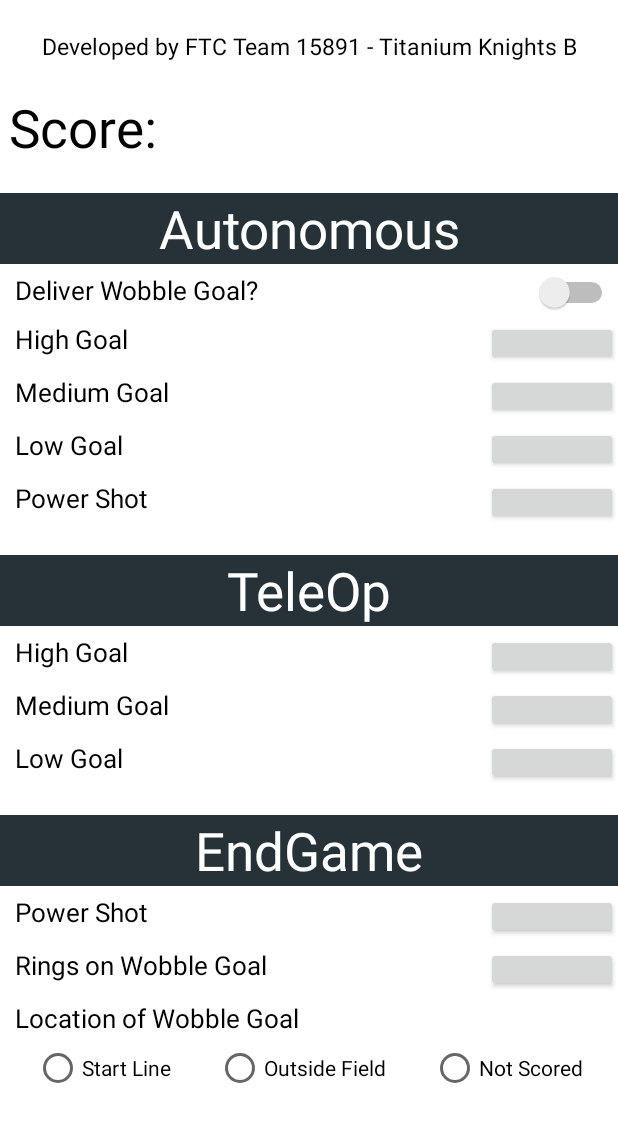
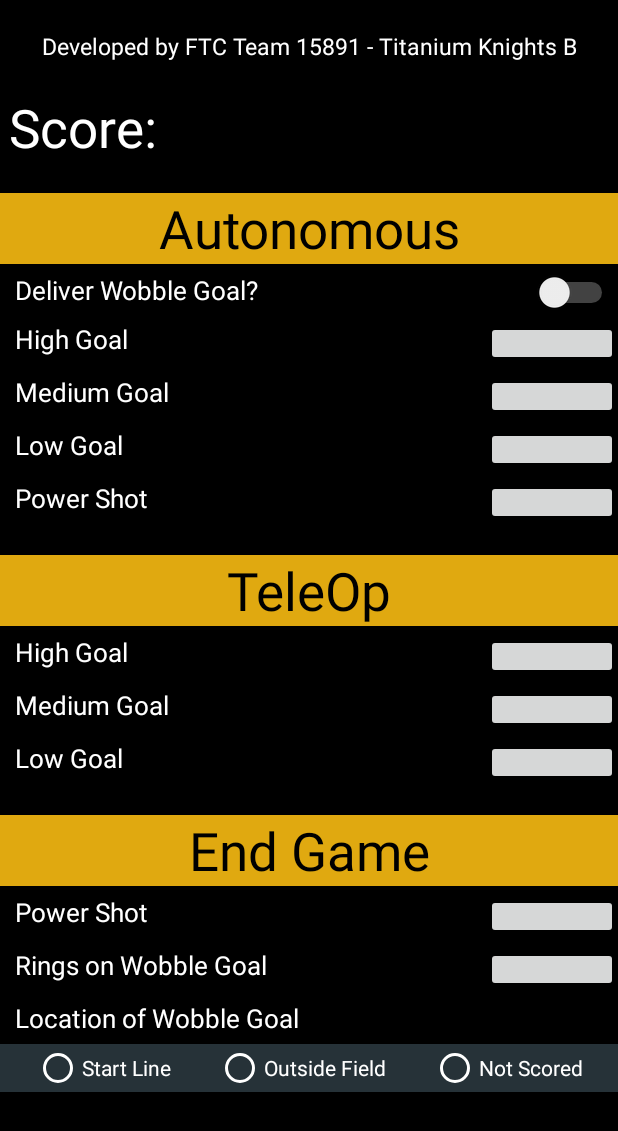
Before and after one commit to arikamat/UltimateGoalScoringApp, an Android app: the layout activity_main.xml on its own in the app's theme, with its tools: preview values and no code run, on a phone screen of 412 x 824 dp. Shown: the top 1131 px of the screen. Run offline under Robolectric (Android 15) with nearby library versions, the light colour scheme and no system bars; plain views replace ElegantNumberButton.

Commit message:
theme changed, logo added

```diff
--- a/app/src/main/AndroidManifest.xml
+++ b/app/src/main/AndroidManifest.xml
@@ -1,14 +1,17 @@
 <?xml version="1.0" encoding="utf-8"?>
 <manifest xmlns:android="http://schemas.android.com/apk/res/android"
-    package="com.arikamat.ftcultimategoalscorer">
+    package="com.arikamat.ftcultimategoalscorer"
+    xmlns:tools="http://schemas.android.com/tools">
 
     <application
         android:allowBackup="true"
-        android:icon="@mipmap/ic_launcher"
+        android:icon="@mipmap/squaretitanium"
         android:label="@string/app_name"
-        android:roundIcon="@mipmap/ic_launcher_round"
+        android:roundIcon="@mipmap/circletitanium"
         android:supportsRtl="true"
-        android:theme="@style/AppTheme">
+        android:theme="@style/AppTheme"
+        tools:replace="android:icon"
+        >
         <activity android:name=".MainActivity">
             <intent-filter>
                 <action android:name="android.intent.action.MAIN" />
--- a/app/src/main/res/layout/activity_main.xml
+++ b/app/src/main/res/layout/activity_main.xml
@@ -60,8 +60,8 @@
                 android:layout_height="wrap_content"
                 android:text="Autonomous"
                 android:textSize="35sp"
-                android:textColor="#ffffff"
-                android:background="#263238"
+                android:textColor="#000000"
+                android:background="@color/gold"
                 android:gravity="center"/>
             <Space
                 android:layout_width="match_parent"
@@ -81,7 +81,9 @@
                     android:gravity="left"
                     android:layout_marginLeft="10dp"
                     android:textSize="17sp"
+                    android:theme="@style/Switch"
                     android:switchMinWidth="56dp"
+                    android:textColor="@color/textColor"
                     android:text="Deliver Wobble Goal?" />
             </LinearLayout>
 
@@ -114,7 +116,8 @@
                     android:layout_width="wrap_content"
                     android:layout_height="30dp"
                     android:layout_marginRight="0dp"
-                    app:backGroundColor="#000000"/>
+                    app:textColor="@color/white"
+                    app:backGroundColor="@color/gray"/>
             </LinearLayout>
 
             <Space
@@ -146,7 +149,7 @@
                     android:layout_width="wrap_content"
                     android:layout_height="30dp"
                     android:layout_marginRight="0dp"
-                    app:backGroundColor="#000000"/>
+                    app:backGroundColor="@color/gray"/>
             </LinearLayout>
 
             <Space
@@ -178,7 +181,8 @@
                     android:layout_width="wrap_content"
                     android:layout_height="30dp"
                     android:layout_marginRight="0dp"
-                    app:backGroundColor="#000000"/>
+                    app:textColor="@color/white"
+                    app:backGroundColor="@color/gray"/>/>
             </LinearLayout>
 
             <Space
@@ -210,7 +214,8 @@
                     android:layout_width="wrap_content"
                     android:layout_height="30dp"
                     android:layout_marginRight="0dp"
-                    app:backGroundColor="#000000"/>
+                    app:textColor="@color/white"
+                    app:backGroundColor="@color/gray"/>/>
             </LinearLayout>
 
             <Space
@@ -223,8 +228,8 @@
                 android:layout_height="wrap_content"
                 android:text="TeleOp"
                 android:textSize="35sp"
-                android:textColor="#ffffff"
-                android:background="#263238"
+                android:textColor="#000000"
+                android:background="@color/gold"
                 android:gravity="center"/>
                 <Space
                     android:layout_width="match_parent"
@@ -255,7 +260,8 @@
                         android:layout_width="wrap_content"
                         android:layout_height="30dp"
                         android:layout_marginRight="0dp"
-                        app:backGroundColor="#000000"/>
+                        app:textColor="@color/white"
+                        app:backGroundColor="@color/gray"/>
                 </LinearLayout>
 
                 <Space
@@ -287,7 +293,8 @@
                         android:layout_width="wrap_content"
                         android:layout_height="30dp"
                         android:layout_marginRight="0dp"
-                        app:backGroundColor="#000000"/>
+                        app:textColor="@color/white"
+                        app:backGroundColor="@color/gray"/>/>
                 </LinearLayout>
 
                 <Space
@@ -319,7 +326,8 @@
                         android:layout_width="wrap_content"
                         android:layout_height="30dp"
                         android:layout_marginRight="0dp"
-                        app:backGroundColor="#000000"/>
+                        app:textColor="@color/white"
+                        app:backGroundColor="@color/gray"/>/>
                 </LinearLayout>
             <Space
                 android:layout_width="match_parent"
@@ -329,10 +337,10 @@
             <TextView
                 android:layout_width="match_parent"
                 android:layout_height="wrap_content"
-                android:text="EndGame"
+                android:text="End Game"
                 android:textSize="35sp"
-                android:textColor="#ffffff"
-                android:background="#263238"
+                android:textColor="#000000"
+                android:background="@color/gold"
                 android:gravity="center"/>
             <Space
                 android:layout_width="match_parent"
@@ -363,7 +371,8 @@
                     android:layout_width="wrap_content"
                     android:layout_height="30dp"
                     android:layout_marginRight="0dp"
-                    app:backGroundColor="#000000"/>
+                    app:textColor="@color/white"
+                    app:backGroundColor="@color/gray"/>/>
             </LinearLayout>
 
             <Space
@@ -394,7 +403,8 @@
                     android:layout_width="wrap_content"
                     android:layout_height="30dp"
                     android:layout_marginRight="0dp"
-                    app:backGroundColor="#000000"/>
+                    app:textColor="@color/white"
+                    app:backGroundColor="@color/gray"/>/>
             </LinearLayout>
 
             <Space
@@ -417,28 +427,43 @@
                 android:layout_width="match_parent"
                 android:layout_height="5dp"
                 />
+            <LinearLayout
+                android:layout_width="match_parent"
+                android:layout_height="wrap_content"
+                android:background="@color/gray">
             <RadioGroup xmlns:android="http://schemas.android.com/apk/res/android"
                 android:layout_width="match_parent"
                 android:layout_height="wrap_content"
                 android:orientation="horizontal"
-                android:gravity="center">
+                android:gravity="center"
+                >
 
                 <RadioButton android:id="@+id/startLine"
                     android:layout_width="wrap_content"
                     android:layout_height="wrap_content"
+                    android:textColor="@color/textColor"
+                    android:background="@color/gray"
                     android:text="Start Line         "
+                    android:buttonTint="@color/white"
                     android:onClick="onRadioButtonClicked"/>
                 <RadioButton android:id="@+id/outsideField"
                     android:layout_width="wrap_content"
+                    android:textColor="@color/textColor"
                     android:layout_height="wrap_content"
+                    android:background="@color/gray"
                     android:text="Outside Field         "
+                    android:buttonTint="@color/white"
                     android:onClick="onRadioButtonClicked"/>
                 <RadioButton android:id="@+id/nan"
                     android:layout_width="wrap_content"
+                    android:textColor="@color/textColor"
+                    android:background="@color/gray"
                     android:layout_height="wrap_content"
                     android:text="Not Scored"
+                    android:buttonTint="@color/white"
                     android:onClick="onRadioButtonClicked"/>
             </RadioGroup>
+            </LinearLayout>
         </LinearLayout>
     </ScrollView>
 </androidx.constraintlayout.widget.ConstraintLayout>
--- a/app/src/main/res/values/colors.xml
+++ b/app/src/main/res/values/colors.xml
@@ -1,10 +1,13 @@
 <?xml version="1.0" encoding="utf-8"?>
 <resources>
-    <color name="colorPrimary">#6200EE</color>
-    <color name="colorPrimaryDark">#3700B3</color>
+    <color name="colorPrimary">#263238</color>
+    <color name="colorPrimaryDark">#000000</color>
     <color name="colorAccent">#03DAC5</color>
-    <color name="materialTheme">#ffffff</color>
-    <color name="textColor">#000000</color>
+    <color name="materialTheme">#000000</color>
+    <color name="gray">#263238</color>
+    <color name="textColor">#FFFFFF</color>
     <color name="track">#ffffff</color>
-    <color name="thumb">#009688</color>
+    <color name="gold">#E0A910</color>
+    <color name="white">#ffffff</color>
+    <color name="thumb">#E0A910</color>
 </resources>
--- a/app/src/main/res/values/styles.xml
+++ b/app/src/main/res/values/styles.xml
@@ -7,5 +7,9 @@
         <item name="colorPrimaryDark">@color/colorPrimaryDark</item>
         <item name="colorAccent">@color/colorAccent</item>
     </style>
-
+    <style name="Switch" parent="Theme.AppCompat.Light">
+        <item name="colorControlActivated">@color/gold</item>
+        <item name="colorSwitchThumbNormal">#263238</item>
+        <item name="android:colorForeground">#ffffff</item>
+    </style>
 </resources>
```
Also changed, not shown: app/src/main/res/mipmap-xxhdpi/circletitanium.png (added), app/src/main/res/mipmap-xxhdpi/squaretitanium.png (added).
